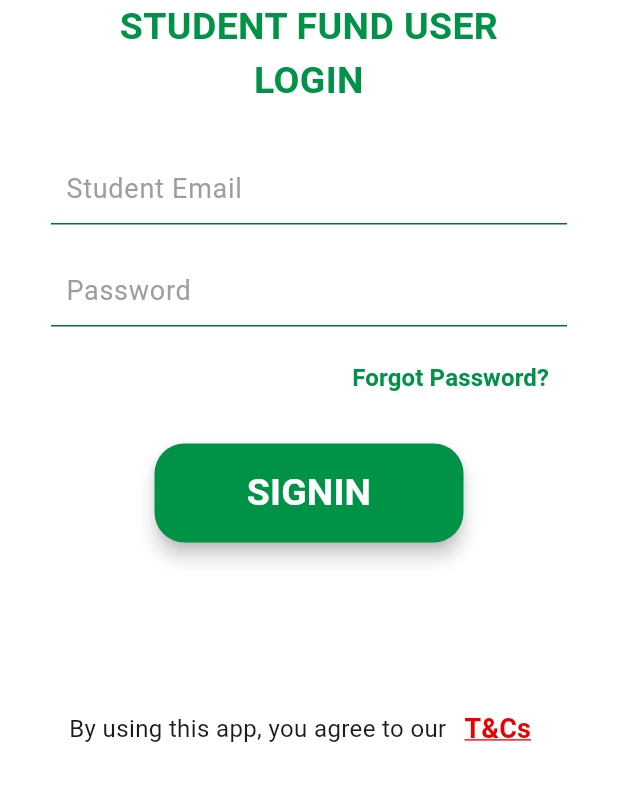
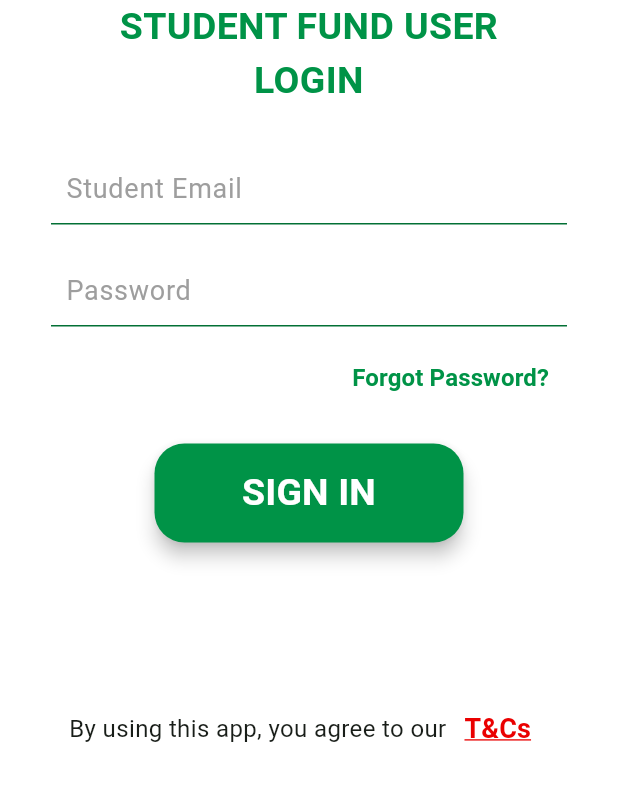
Before and after one commit to andrewkah/MUK_Student_Loan, a Flutter app: the screen it shows after launch, after a tap on "SIGN IN", on a phone screen of 412 x 824 dp, the part 401-1202 px from its top. Run offline on Flutter 3.47's test engine with Material 3 defaults, Android fonts, the phone set to English and light mode, and no system bars; drawn by our look-alikes of flutter_form_builder; our stand-ins replace cloud_firestore, connectivity_plus, firebase_auth, firebase_core, form_builder_validators, get and 2 more; accounts and stored records are empty.

```diff
--- a/lib/auth_screens/login_screen.dart
+++ b/lib/auth_screens/login_screen.dart
@@ -42,7 +42,7 @@ class LogInScreen extends StatelessWidget {
           }
         },
         child: const Text(
-          "SIGNIN",
+          "SIGN IN",
           textAlign: TextAlign.center,
           style: TextStyle(
               color: Colors.white, fontSize: 25, fontWeight: FontWeight.bold),
--- a/lib/auth_screens/on_boarding_screen.dart
+++ b/lib/auth_screens/on_boarding_screen.dart
@@ -41,7 +41,7 @@ class OnBoardingScreen extends StatelessWidget {
                   width: 280, height: 280,)
             ),
             const Text("STUDENT FUND", style: TextStyle(
-                color: const Color.fromARGB(255, 0, 147, 71),
+                color: Color.fromARGB(255, 0, 147, 71),
                 fontWeight: FontWeight.bold,
                 fontSize: 25
             ),),
--- a/lib/authentication_files/authentication_repository.dart
+++ b/lib/authentication_files/authentication_repository.dart
@@ -99,7 +99,7 @@ class FingerprintAuthenticator {
       if(!await canAuthenticate()){
         return false;
       }
-      return await _auth.authenticate(localizedReason: "get into the app");
+      return await _auth.authenticate(localizedReason: "Sign in");
     } catch (e){
       // implement
       print('error $e');
--- a/lib/authentication_files/network_controller.dart
+++ b/lib/authentication_files/network_controller.dart
@@ -17,10 +17,10 @@ class NetworkController extends GetxController{
       Get.snackbar(
         "No Internet",
         "Please check your internet connection",
-        snackPosition: SnackPosition.BOTTOM,
-        backgroundColor: Colors.redAccent.withOpacity(0.1),
+        snackPosition: SnackPosition.TOP,
+        backgroundColor: Colors.redAccent.withOpacity(0.2),
         colorText: Colors.red,
-        duration: const Duration(days: 1),
+        duration: const Duration(seconds: 4),
       );
     } else {
       if(Get.isSnackbarOpen){
```
Also changed, not shown: lib/app_screens/settings_screen.dart (+33 -2 lines), lib/app_screens/terms_and_conditions_screen.dart (+5 -5 lines).
